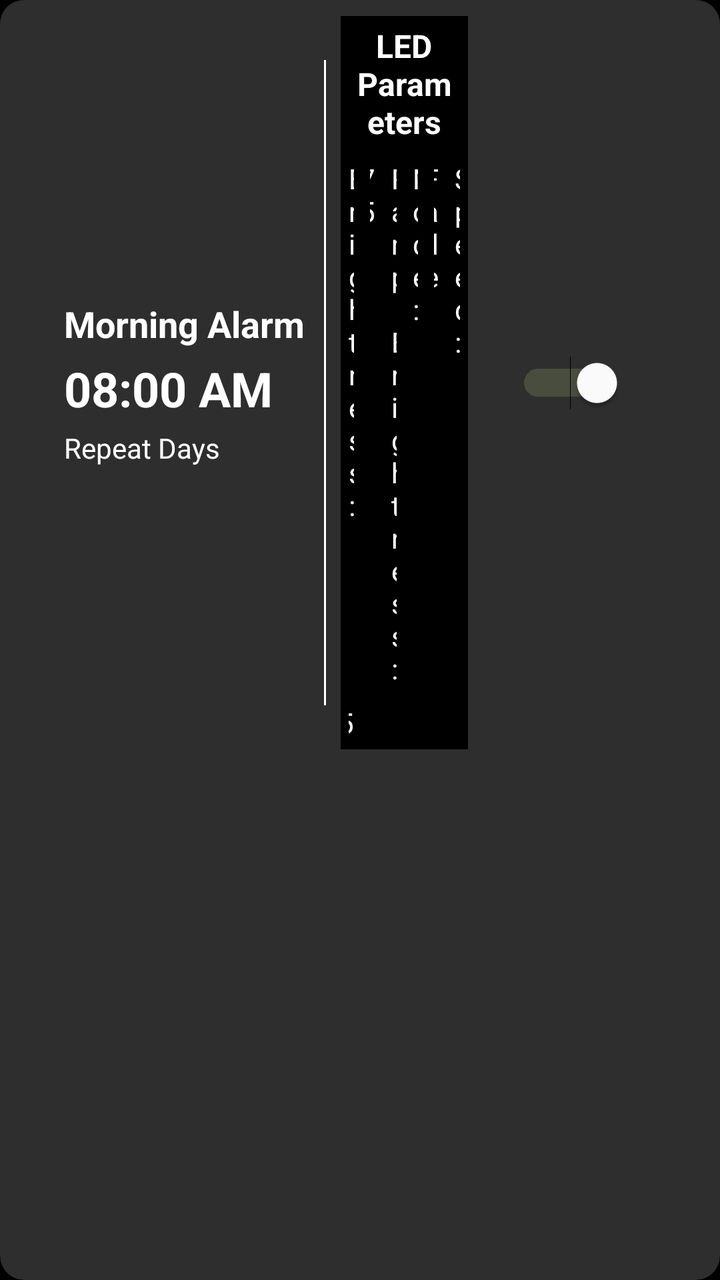
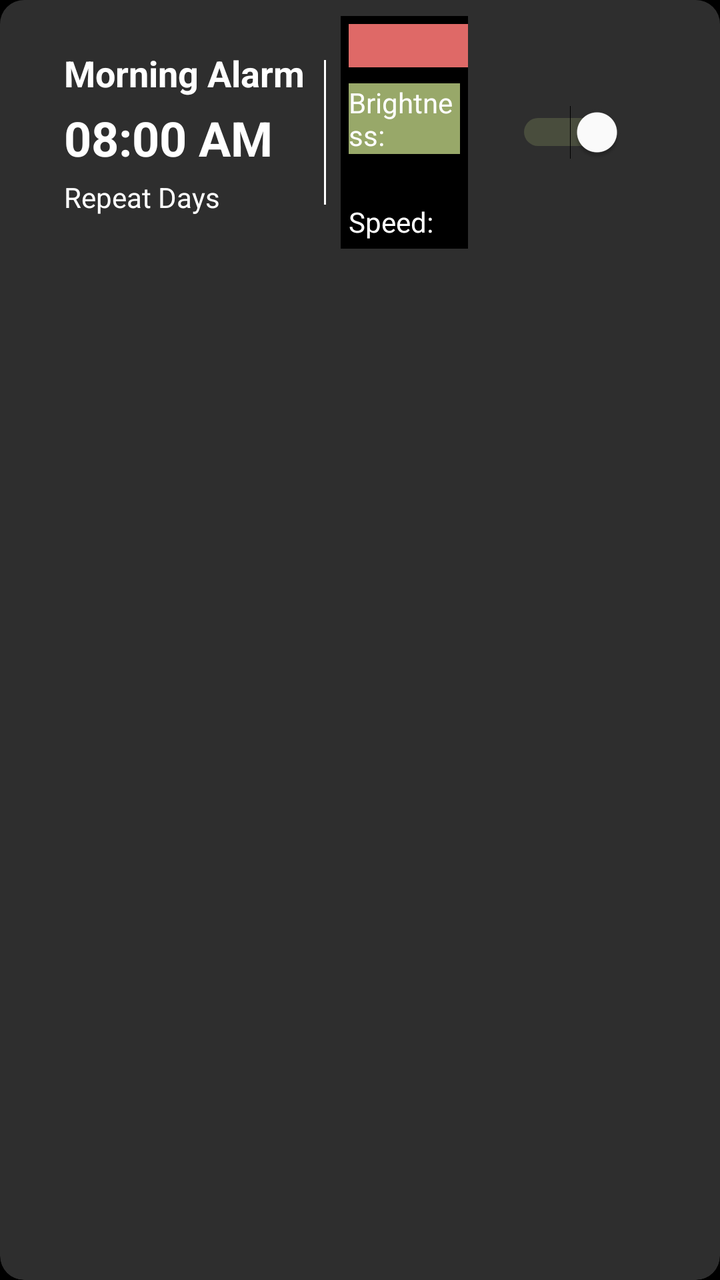

Two renders of the same Android screen: before a commit and after it. Below are the layout's source before the change and the commit's diff.
<!-- AndroidManifest.xml: application theme DarkAppTheme -->
<!-- res/layout/alarm_item.xml -->
<?xml version="1.0" encoding="utf-8"?>
<androidx.cardview.widget.CardView xmlns:android="http://schemas.android.com/apk/res/android"
    xmlns:app="http://schemas.android.com/apk/res-auto"
    xmlns:card_view="http://schemas.android.com/apk/res-auto"
    android:layout_width="match_parent"
    android:layout_height="wrap_content"
    android:layout_marginHorizontal="16dp"
    android:layout_marginVertical="8dp"
    card_view:cardBackgroundColor="@color/lighter_background"
    card_view:cardCornerRadius="12dp"
    card_view:cardElevation="4dp">

    <androidx.constraintlayout.widget.ConstraintLayout
        android:layout_width="match_parent"
        android:layout_height="wrap_content">

        <androidx.constraintlayout.widget.ConstraintLayout
            android:id="@+id/mainContentLayout"
            android:layout_width="0dp"
            android:layout_height="wrap_content"
            android:paddingStart="32dp"
            android:paddingEnd="32dp"
            android:background="@color/lighter_background"
            app:layout_constraintStart_toStartOf="parent"
            app:layout_constraintTop_toTopOf="parent"
            app:layout_constraintEnd_toStartOf="@id/deleteButtonContainer"
            app:layout_constraintBottom_toBottomOf="parent">

        <RelativeLayout
            android:id="@+id/alarmItemLayout"
            android:layout_width="wrap_content"
            android:layout_height="wrap_content"
            android:background="@drawable/transparent_background"
            app:layout_constraintStart_toStartOf="parent"
            app:layout_constraintTop_toTopOf="parent"
            app:layout_constraintBottom_toBottomOf="parent"
            android:paddingEnd="10dp">

            
            <TextView
                android:id="@+id/alarmNameTextView"
                android:layout_width="wrap_content"
                android:layout_height="wrap_content"
                android:background="@drawable/transparent_background"
                android:text="Morning Alarm"
                android:textColor="@color/white"
                android:textSize="18sp"
                android:textStyle="bold" />

            
            <TextView
                android:id="@+id/alarmTimeTextView"
                android:layout_width="wrap_content"
                android:layout_height="wrap_content"
                android:layout_below="@id/alarmNameTextView"
                android:layout_marginTop="4dp"
                android:background="@drawable/transparent_background"
                android:text="08:00 AM"
                android:textColor="@color/white"
                android:textSize="24sp"
                android:textStyle="bold" />

            
            <TextView
                android:id="@+id/repeatDaysTextView"
                android:layout_width="wrap_content"
                android:layout_height="wrap_content"
                android:layout_below="@id/alarmTimeTextView"
                android:layout_marginTop="4dp"
                android:background="@drawable/transparent_background"
                android:text="Repeat Days"
                android:textColor="@color/white"
                android:textSize="14sp" />

        </RelativeLayout>

        
        <View
            android:id="@+id/verticalDivider"
            android:layout_width="1dp"
            android:layout_height="0dp"
            android:background="@color/white"
            app:layout_constraintStart_toEndOf="@id/alarmItemLayout"
            app:layout_constraintEnd_toStartOf="@id/alarmParametersContainer"
            app:layout_constraintTop_toTopOf="parent"
            app:layout_constraintBottom_toBottomOf="parent"
            android:layout_marginTop="30dp"
            android:layout_marginBottom="30dp"/>

        
        <RelativeLayout
            android:id="@+id/alarmParametersContainer"
            android:layout_width="0dp"
            android:layout_height="wrap_content"
            android:background="@drawable/transparent_background"
            android:padding="8dp"
            app:layout_constraintStart_toEndOf="@id/alarmItemLayout"
            app:layout_constraintEnd_toStartOf="@id/alarmToggleContainer"
            app:layout_constraintTop_toTopOf="parent"
            app:layout_constraintBottom_toBottomOf="parent">

            <GridLayout
                android:id="@+id/parametersGridLayout"
                android:layout_width="match_parent"
                android:layout_height="wrap_content"
                android:columnCount="6"
                android:rowCount="8"
                android:alignmentMode="alignMargins"
                android:useDefaultMargins="true">

                
                <TextView
                    android:id="@+id/ledParametersTitle"
                    android:layout_width="0dp"
                    android:layout_height="wrap_content"
                    android:layout_columnSpan="6"
                    android:layout_gravity="fill"
                    android:gravity="center"
                    android:text="LED Parameters"
                    android:textColor="@color/white"
                    android:textSize="16sp"
                    android:textStyle="bold" />

                
                <TextView
                    android:id="@+id/brightnessTextView"
                    android:layout_width="0dp"
                    android:layout_height="wrap_content"
                    android:layout_columnWeight="1"
                    android:text="Brightness:"
                    android:textColor="@color/white"
                    android:textSize="14sp" />

                <TextView
                    android:id="@+id/brightnessValueTextView"
                    android:layout_width="0dp"
                    android:layout_height="wrap_content"
                    android:layout_columnWeight="1"
                    android:gravity="end"
                    android:text="75"
                    android:textColor="@color/white"
                    android:textSize="14sp" />

                
                <TextView
                    android:id="@+id/rampBrightnessTextView"
                    android:layout_width="0dp"
                    android:layout_height="wrap_content"
                    android:layout_columnWeight="1"
                    android:text="Ramp Brightness:"
                    android:textColor="@color/white"
                    android:textSize="14sp" />

                
                <TextView
                    android:id="@+id/alarmModeTextView"
                    android:layout_width="0dp"
                    android:layout_height="wrap_content"
                    android:layout_columnWeight="1"
                    android:text="Mode:"
                    android:textColor="@color/white"
                    android:textSize="14sp" />

                <TextView
                    android:id="@+id/alarmModeValueTextView"
                    android:layout_width="0dp"
                    android:layout_height="wrap_content"
                    android:layout_columnWeight="1"
                    android:gravity="end"
                    android:text="Fade"
                    android:textColor="@color/white"
                    android:textSize="14sp" />

                
                <TextView
                    android:id="@+id/speedTextView"
                    android:layout_width="0dp"
                    android:layout_height="wrap_content"
                    android:layout_columnWeight="1"
                    android:text="Speed:"
                    android:textColor="@color/white"
                    android:textSize="14sp" />

                <TextView
                    android:id="@+id/speedValueTextView"
                    android:layout_width="0dp"
                    android:layout_height="wrap_content"
                    android:layout_columnWeight="1"
                    android:gravity="end"
                    android:text="5"
                    android:textColor="@color/white"
                    android:textSize="14sp" />
            </GridLayout>

        </RelativeLayout>

        <RelativeLayout
            android:id="@+id/alarmToggleContainer"
            android:layout_width="wrap_content"
            android:layout_height="wrap_content"
            android:padding="16dp"
            android:background="@drawable/transparent_background"
            app:layout_constraintEnd_toEndOf="parent"
            app:layout_constraintTop_toTopOf="parent"
            app:layout_constraintBottom_toBottomOf="parent">

            
            <Switch
                android:id="@+id/alarmSwitch"
                android:layout_width="wrap_content"
                android:layout_height="wrap_content"
                android:layout_centerInParent="true"
                android:background="?android:attr/selectableItemBackground"
                android:checked="true"
                android:textOff=""
                android:textOn=""
                android:thumbTint="@color/white"
                android:trackTint="@color/green" />
        </RelativeLayout>
    </androidx.constraintlayout.widget.ConstraintLayout>
        
        <FrameLayout
            android:id="@+id/deleteButtonContainer"
            android:layout_width="75dp"
            android:layout_height="0dp"
            android:background="@color/red"
            android:visibility="gone"
            app:layout_constraintBottom_toBottomOf="parent"
            app:layout_constraintEnd_toEndOf="parent"
            app:layout_constraintTop_toTopOf="parent">

            
            <ImageButton
                android:id="@+id/deleteButton"
                android:layout_width="match_parent"
                android:layout_height="match_parent"
                android:layout_gravity="center"
                android:background="?android:attr/selectableItemBackground"
                android:scaleType="fitCenter"
                android:src="@drawable/delete_icon" />

        </FrameLayout>
    </androidx.constraintlayout.widget.ConstraintLayout>
</androidx.cardview.widget.CardView>
<!-- resources referenced by this layout -->
<resources>
  <color name="green">#98A869</color>
  <color name="lighter_background">#2E2E2E</color>
  <color name="red">#DF6967</color>
  <color name="white">#FFFFFFFF</color>
  <!-- drawable delete_icon (drawable) -->
  <vector xmlns:android="http://schemas.android.com/apk/res/android"
      android:width="800dp"
      android:height="800dp"
      android:viewportWidth="24"
      android:viewportHeight="24">
    <path
        android:pathData="M10,12L14,16M14,12L10,16M4,6H20M16,6L15.729,5.188C15.467,4.401 15.336,4.008 15.093,3.717C14.878,3.46 14.602,3.261 14.29,3.139C13.938,3 13.523,3 12.694,3H11.306C10.477,3 10.062,3 9.71,3.139C9.398,3.261 9.122,3.46 8.907,3.717C8.664,4.008 8.533,4.401 8.271,5.188L8,6M18,6V16.2C18,17.88 18,18.72 17.673,19.362C17.385,19.927 16.927,20.385 16.362,20.673C15.72,21 14.88,21 13.2,21H10.8C9.12,21 8.28,21 7.638,20.673C7.074,20.385 6.615,19.927 6.327,19.362C6,18.72 6,17.88 6,16.2V6"
        android:strokeLineJoin="round"
        android:strokeWidth="2"
        android:strokeColor="#FFF"
        android:strokeLineCap="round"/>
  </vector>
  <!-- drawable transparent_background (drawable) -->
  <layer-list xmlns:android="http://schemas.android.com/apk/res/android">
      <item android:drawable="@android:color/transparent" />
  </layer-list>
  <style name="DarkAppTheme" parent="Theme.MaterialComponents.DayNight">
          <item name="windowActionBar">false</item>
          <item name="android:background">@color/black</item>
          <item name="windowNoTitle">true</item>
      </style>
  <color name="black">#FF000000</color>
</resources>

<!-- the commit's change to res/layout/alarm_item.xml (unified diff, before → after) -->
@@ -3,6 +3,8 @@
     xmlns:app="http://schemas.android.com/apk/res-auto"
     xmlns:card_view="http://schemas.android.com/apk/res-auto"
     android:layout_width="match_parent"
+    xmlns:tools="http://schemas.android.com/tools"
+    tools:showIn="@layout/alarm_item"
     android:layout_height="wrap_content"
     android:layout_marginHorizontal="16dp"
     android:layout_marginVertical="8dp"
@@ -104,18 +106,19 @@
                 android:layout_width="match_parent"
                 android:layout_height="wrap_content"
                 android:columnCount="6"
-                android:rowCount="8"
+                android:rowCount="4"
                 android:alignmentMode="alignMargins"
                 android:useDefaultMargins="true">
 
                 
                 <TextView
                     android:id="@+id/ledParametersTitle"
-                    android:layout_width="0dp"
+                    android:layout_width="wrap_content"
                     android:layout_height="wrap_content"
                     android:layout_columnSpan="6"
                     android:layout_gravity="fill"
                     android:gravity="center"
+                    android:background="@color/red"
                     android:text="LED Parameters"
                     android:textColor="@color/white"
                     android:textSize="16sp"
@@ -124,48 +127,54 @@
                 
                 <TextView
                     android:id="@+id/brightnessTextView"
-                    android:layout_width="0dp"
-                    android:layout_height="wrap_content"
-                    android:layout_columnWeight="1"
+                    android:layout_width="wrap_content"
+                    android:layout_height="wrap_content"
                     android:text="Brightness:"
-                    android:textColor="@color/white"
-                    android:textSize="14sp" />
-
-                <TextView
-                    android:id="@+id/brightnessValueTextView"
-                    android:layout_width="0dp"
-                    android:layout_height="wrap_content"
-                    android:layout_columnWeight="1"
-                    android:gravity="end"
-                    android:text="75"
+                    android:background="@color/green"
+                    android:textColor="@color/white"
+                    android:textSize="14sp" />
+
+                <TextView
+                    android:id="@+id/alarmBrightnessValueTextView"
+                    android:layout_width="wrap_content"
+                    android:layout_height="wrap_content"
+                    android:gravity="end"
+                    android:text="100%"
                     android:textColor="@color/white"
                     android:textSize="14sp" />
 
                 
                 <TextView
                     android:id="@+id/rampBrightnessTextView"
-                    android:layout_width="0dp"
-                    android:layout_height="wrap_content"
-                    android:layout_columnWeight="1"
+                    android:layout_width="wrap_content"
+                    android:layout_height="wrap_content"
                     android:text="Ramp Brightness:"
+                    android:background="@color/light_blue"
+                    android:textColor="@color/white"
+                    android:textSize="14sp" />
+
+                <TextView
+                    android:id="@+id/alarmRampBrightnessValueTextView"
+                    android:layout_width="wrap_content"
+                    android:layout_height="wrap_content"
+                    android:gravity="end"
+                    android:text="True"
                     android:textColor="@color/white"
                     android:textSize="14sp" />
 
                 
                 <TextView
                     android:id="@+id/alarmModeTextView"
-                    android:layout_width="0dp"
-                    android:layout_height="wrap_content"
-                    android:layout_columnWeight="1"
+                    android:layout_width="wrap_content"
+                    android:layout_height="wrap_content"
                     android:text="Mode:"
                     android:textColor="@color/white"
                     android:textSize="14sp" />
 
                 <TextView
                     android:id="@+id/alarmModeValueTextView"
-                    android:layout_width="0dp"
-                    android:layout_height="wrap_content"
-                    android:layout_columnWeight="1"
+                    android:layout_width="wrap_content"
+                    android:layout_height="wrap_content"
                     android:gravity="end"
                     android:text="Fade"
                     android:textColor="@color/white"
@@ -174,22 +183,21 @@
                 
                 <TextView
                     android:id="@+id/speedTextView"
-                    android:layout_width="0dp"
-                    android:layout_height="wrap_content"
-                    android:layout_columnWeight="1"
+                    android:layout_width="wrap_content"
+                    android:layout_height="wrap_content"
                     android:text="Speed:"
                     android:textColor="@color/white"
                     android:textSize="14sp" />
 
                 <TextView
-                    android:id="@+id/speedValueTextView"
-                    android:layout_width="0dp"
-                    android:layout_height="wrap_content"
-                    android:layout_columnWeight="1"
-                    android:gravity="end"
-                    android:text="5"
-                    android:textColor="@color/white"
-                    android:textSize="14sp" />
+                    android:id="@+id/alarmSpeedValueTextView"
+                    android:layout_width="wrap_content"
+                    android:layout_height="wrap_content"
+                    android:gravity="end"
+                    android:text="12"
+                    android:textColor="@color/white"
+                    android:textSize="14sp" />
+
             </GridLayout>
 
         </RelativeLayout>
<!-- resource entries referenced after the edit -->
@@ -1,6 +1,7 @@
 <!-- resources referenced by this layout -->
 <resources>
   <color name="green">#98A869</color>
+  <color name="light_blue">#ADD8E6</color>
   <color name="lighter_background">#2E2E2E</color>
   <color name="red">#DF6967</color>
   <color name="white">#FFFFFFFF</color>
